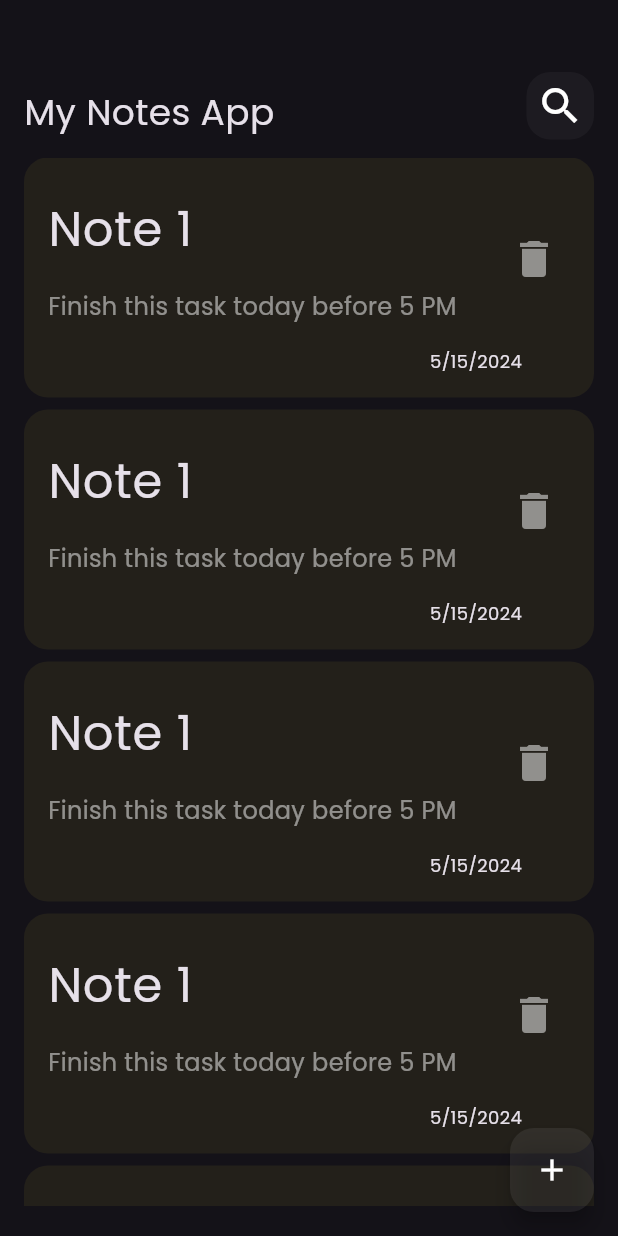
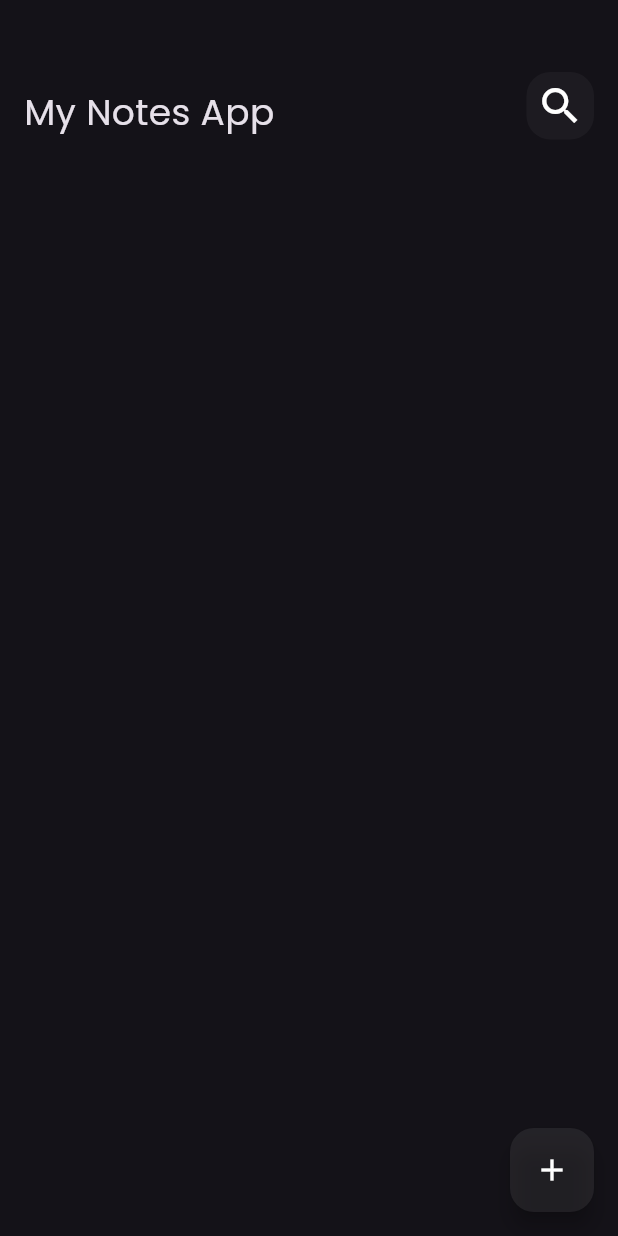
Before and after one commit to unityheroes/simple_note_app, a Flutter app: the screen it shows after launch, on a phone screen of 412 x 824 dp. Run offline on Flutter 3.47's test engine with Material 3 defaults, Android fonts, the phone set to English and light mode, and no system bars; our stand-ins replace flutter_bloc, hive, hive_flutter; accounts and stored records are empty.

Commit message:
add note cubit , display stored data in notesbodyview and add notes view

```diff
--- a/lib/cubits/cubit/notes_cubit.dart
+++ b/lib/cubits/cubit/notes_cubit.dart
@@ -8,15 +8,13 @@ part 'notes_state.dart';
 class NotesCubit extends Cubit<NotesState> {
   NotesCubit() : super(NotesInitial());
 
-  fetchAllNotes() {
-    emit(NotesLoading());
-    try {
-      var notesbox = Hive.box<NoteModel>(kNotesBox);
+  List<NoteModel>? notelist;
 
-      List<NoteModel> notelist = notesbox.values.toList();
-      emit(NotesSuccess(noteList: notelist));
-    } catch (e) {
-      emit(NotesFailure(errorMsg: e.toString()));
-    }
+  List<NoteModel> fetchAllNotes() {
+    var notesbox = Hive.box<NoteModel>(kNotesBox);
+    List<NoteModel> notes = notesbox.values.toList();
+    notelist = notes;
+    emit(NotesLoaded());
+    return notes;
   }
 }
--- a/lib/cubits/cubit/notes_state.dart
+++ b/lib/cubits/cubit/notes_state.dart
@@ -4,16 +4,4 @@ sealed class NotesState {}
 
 final class NotesInitial extends NotesState {}
 
-final class NotesLoading extends NotesState {}
-
-final class NotesSuccess extends NotesState {
-  final List<NoteModel> noteList;
-
-  NotesSuccess({required this.noteList});
-}
-
-final class NotesFailure extends NotesState {
-  final String errorMsg;
-
-  NotesFailure({required this.errorMsg});
-}
+final class NotesLoaded extends NotesState {}
--- a/lib/main.dart
+++ b/lib/main.dart
@@ -2,6 +2,7 @@ import 'package:flutter/material.dart';
 import 'package:flutter_bloc/flutter_bloc.dart';
 import 'package:hive_flutter/hive_flutter.dart';
 import 'package:simple_note_app/appsetting.dart';
+import 'package:simple_note_app/cubits/cubit/notes_cubit.dart';
 
 import 'package:simple_note_app/models/note_model.dart';
 import 'package:simple_note_app/simple_bloc_observer.dart';
@@ -22,12 +23,15 @@ class MyApp extends StatelessWidget {
   // This widget is the root of your application.
   @override
   Widget build(BuildContext context) {
-    return MaterialApp(
-      routes: {
-        EditNoteView.id: (context) => const EditNoteView(),
-      },
-      theme: ThemeData(brightness: Brightness.dark, fontFamily: 'Poppins'),
-      home: const HomePageView(),
+    return BlocProvider(
+      create: (context) => NotesCubit(),
+      child: MaterialApp(
+        routes: {
+          EditNoteView.id: (context) => const EditNoteView(),
+        },
+        theme: ThemeData(brightness: Brightness.dark, fontFamily: 'Poppins'),
+        home: const HomePageView(),
+      ),
     );
   }
 }
--- a/lib/views/home_page_view.dart
+++ b/lib/views/home_page_view.dart
@@ -1,6 +1,5 @@
 import 'package:flutter/material.dart';
-import 'package:flutter_bloc/flutter_bloc.dart';
-import 'package:simple_note_app/cubits/cubit/notes_cubit.dart';
+
 import 'package:simple_note_app/widgets/add_note_bottom_sheet_view.dart';
 import 'package:simple_note_app/widgets/note_body_view.dart';
 
@@ -9,9 +8,7 @@ class HomePageView extends StatelessWidget {
 
   @override
   Widget build(BuildContext context) {
-    return BlocProvider(
-      create: (context) => NotesCubit(),
-      child: Scaffold(
+    return Scaffold(
       floatingActionButton: FloatingActionButton(
         backgroundColor: Colors.grey.withAlpha(32),
         onPressed: () {
@@ -28,7 +25,6 @@ class HomePageView extends StatelessWidget {
         ),
       ),
       body: const NoteBodyView(),
-      ),
     );
   }
 }
--- a/lib/widgets/add_note_bottom_sheet_view.dart
+++ b/lib/widgets/add_note_bottom_sheet_view.dart
@@ -5,6 +5,7 @@ import 'package:flutter/widgets.dart';
 import 'package:flutter_bloc/flutter_bloc.dart';
 
 import 'package:simple_note_app/cubits/add_note_cubit/add_note_cubit.dart';
+import 'package:simple_note_app/cubits/cubit/notes_cubit.dart';
 import 'package:simple_note_app/widgets/add_note_form.dart';
 
 class AddNoteBottomSheet extends StatelessWidget {
@@ -22,7 +23,7 @@ class AddNoteBottomSheet extends StatelessWidget {
             // error widgets
           }
           if (state is AddNodeSuccess) {
-            log("success");
+            BlocProvider.of<NotesCubit>(context).fetchAllNotes();
             Navigator.pop(context);
           }
         },
--- a/lib/widgets/add_note_form.dart
+++ b/lib/widgets/add_note_form.dart
@@ -1,5 +1,6 @@
 import 'package:flutter/material.dart';
 import 'package:flutter_bloc/flutter_bloc.dart';
+import 'package:intl/intl.dart';
 import 'package:simple_note_app/cubits/add_note_cubit/add_note_cubit.dart';
 import 'package:simple_note_app/models/note_model.dart';
 import 'package:simple_note_app/widgets/custom_button.dart';
@@ -48,10 +49,12 @@ class _AddNoteFormState extends State<AddNoteForm> {
                 onTap: () {
                   if (formKey.currentState!.validate()) {
                     formKey.currentState!.save();
+
+                    var currentDate = DateFormat.yMd().format(DateTime.now());
                     NoteModel noteModel = NoteModel(
                         title: title!,
                         subTitle: subTitle!,
-                        date: DateTime.now().toString(),
+                        date: currentDate.toString(),
                         color: Colors.black.value);
                     BlocProvider.of<AddNoteCubit>(context).addNode(noteModel);
                   } else {
--- a/lib/widgets/note_item.dart
+++ b/lib/widgets/note_item.dart
@@ -1,7 +1,11 @@
 import 'package:flutter/material.dart';
+import 'package:flutter_bloc/flutter_bloc.dart';
+import 'package:simple_note_app/cubits/cubit/notes_cubit.dart';
+import 'package:simple_note_app/models/note_model.dart';
 
 class NoteItem extends StatelessWidget {
-  const NoteItem({super.key});
+  const NoteItem({super.key, required this.noteModel});
+  final NoteModel noteModel;
 
   @override
   Widget build(BuildContext context) {
@@ -21,14 +25,14 @@ class NoteItem extends StatelessWidget {
           children: [
             ListTile(
               contentPadding: const EdgeInsets.all(0),
-              title: const Text(
-                'Note 1 ',
-                style: TextStyle(fontSize: 32),
+              title: Text(
+                noteModel.title,
+                style: const TextStyle(fontSize: 32),
               ),
               subtitle: Padding(
                 padding: const EdgeInsets.only(top: 16),
                 child: Text(
-                  'Finish this task today before 5 PM',
+                  noteModel.subTitle,
                   style: TextStyle(
                       fontSize: 16, color: Colors.white.withAlpha(128)),
                 ),
@@ -39,14 +43,17 @@ class NoteItem extends StatelessWidget {
                   color: Colors.white.withAlpha(128),
                   size: 32,
                 ),
-                onPressed: () {},
+                onPressed: () {
+                  noteModel.delete();
+                  BlocProvider.of<NotesCubit>(context).fetchAllNotes();
+                },
               ),
             ),
-            const Padding(
+            Padding(
                 padding: EdgeInsets.only(right: 32, top: 8),
                 child: Text(
-                  "5/15/2024",
-                  style: TextStyle(fontSize: 12),
+                  noteModel.date,
+                  style: const TextStyle(fontSize: 12),
                 )),
           ],
         ),
--- a/lib/widgets/notes_list_view.dart
+++ b/lib/widgets/notes_list_view.dart
@@ -1,4 +1,7 @@
 import 'package:flutter/material.dart';
+import 'package:flutter_bloc/flutter_bloc.dart';
+import 'package:simple_note_app/cubits/cubit/notes_cubit.dart';
+import 'package:simple_note_app/models/note_model.dart';
 import 'package:simple_note_app/widgets/note_item.dart';
 
 class NoteListView extends StatelessWidget {
@@ -6,14 +9,23 @@ class NoteListView extends StatelessWidget {
 
   @override
   Widget build(BuildContext context) {
+    return BlocBuilder<NotesCubit, NotesState>(
+      builder: (context, state) {
+        List<NoteModel> noteslist =
+            BlocProvider.of<NotesCubit>(context).fetchAllNotes();
         return Padding(
           padding: const EdgeInsets.symmetric(vertical: 4),
           child: ListView.builder(
+            itemCount: noteslist.length,
             itemBuilder: (context, index) {
-          return const NoteItem();
+              return NoteItem(
+                noteModel: noteslist[index],
+              );
             },
             padding: EdgeInsets.zero,
           ),
         );
+      },
+    );
   }
 }
--- a/pubspec.yaml
+++ b/pubspec.yaml
@@ -39,6 +39,7 @@ dependencies:
   hive_flutter: ^1.1.0
   flutter_bloc: ^8.1.5
   modal_progress_hud_nsn: ^0.5.1
+  intl: ^0.19.0
 
 
 dev_dependencies:
```
Also changed, not shown: pubspec.lock. Lines whose indentation alone changed are shown as unchanged.
